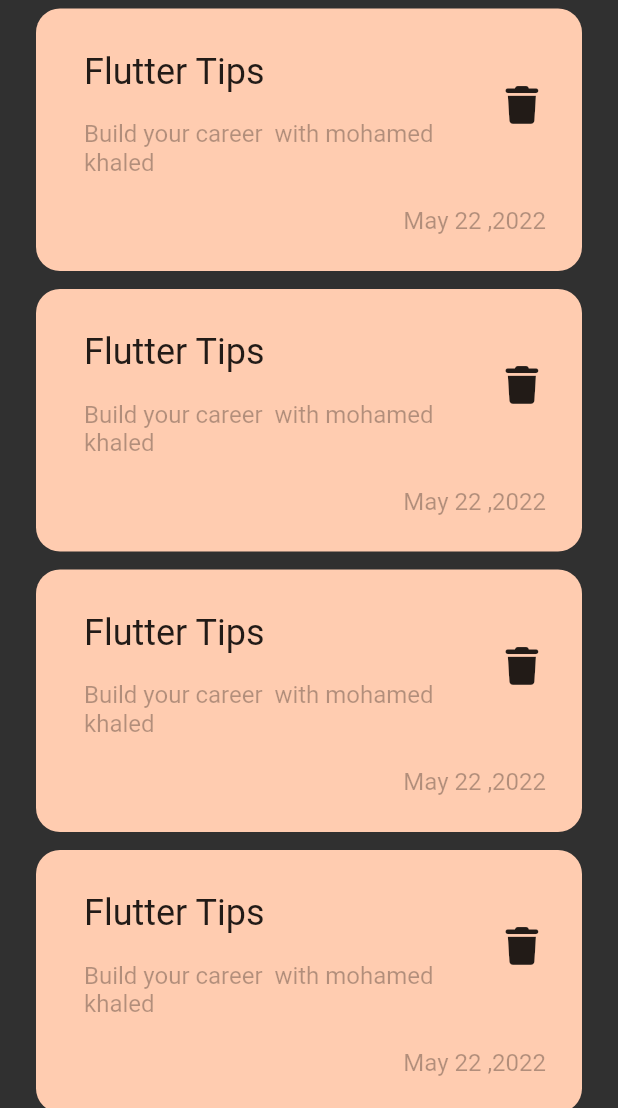
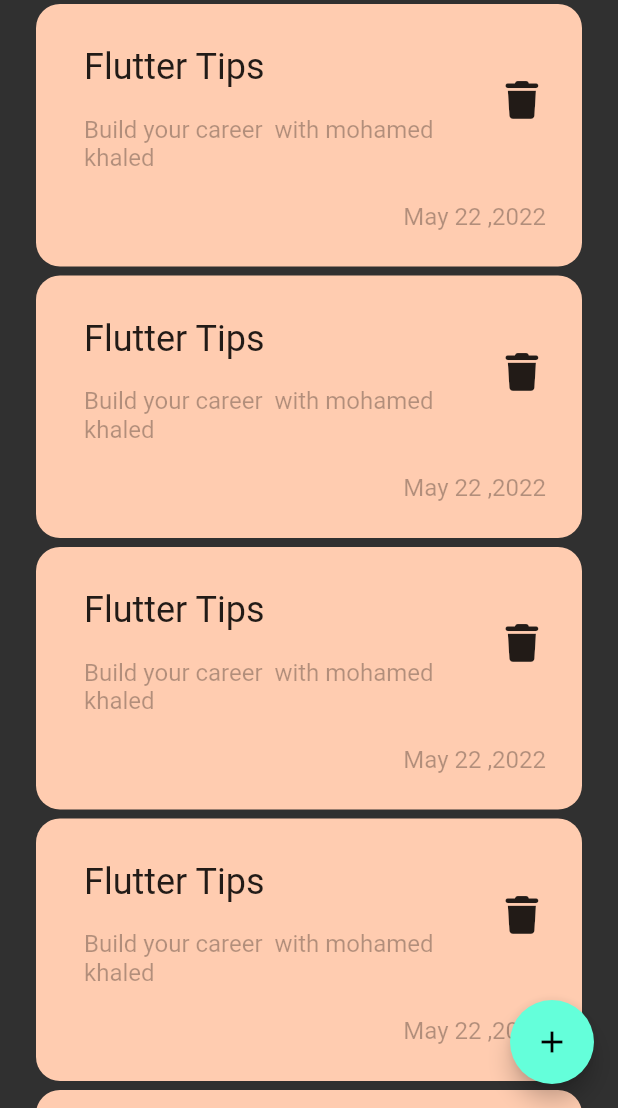
Before and after one commit to mohamedharb2435/notes_app, a Flutter app: the screen it shows after launch, on a phone screen of 412 x 824 dp, the part 128-1236 px from its top. Run offline on Flutter 3.47's test engine with Material 2 defaults, Android fonts, the phone set to English and light mode, and no system bars; our stand-ins replace font_awesome_flutter.

Commit message:
add floatingActionButton

```diff
--- a/lib/views/notes_view.dart
+++ b/lib/views/notes_view.dart
@@ -6,8 +6,13 @@ class NotesView extends StatelessWidget {
 
   @override
   Widget build(BuildContext context) {
-    return const Scaffold(
-      body:  NoteViewBody(),
+    return  Scaffold(
+      floatingActionButton: FloatingActionButton(
+        onPressed: (){
+        },
+        child:const Icon(Icons.add),
+      ),
+      body: const NoteViewBody(),
     );
   }
 }
--- a/lib/views/widget/notes_list_view.dart
+++ b/lib/views/widget/notes_list_view.dart
@@ -9,7 +9,7 @@ class NotesListView extends StatelessWidget {
   Widget build(BuildContext context) {
     return ListView.builder(itemBuilder: (context ,index){
       return const Padding(
-        padding:  EdgeInsets.symmetric(vertical: 6),
+        padding:  EdgeInsets.symmetric(vertical: 3),
         child:  NoteItem(),
       );
     });
```
